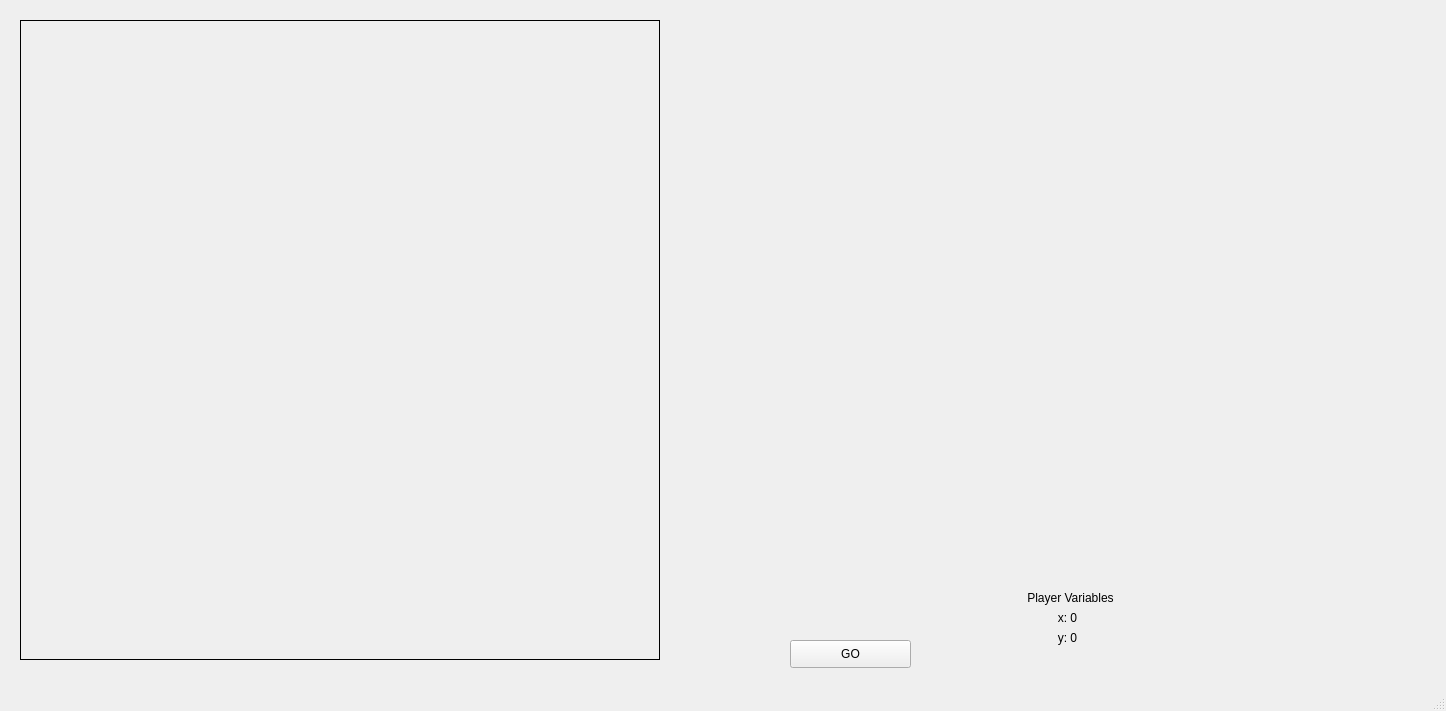
DarkoAdair/Projects, file A9/mainwindow.ui: the form before one commit.
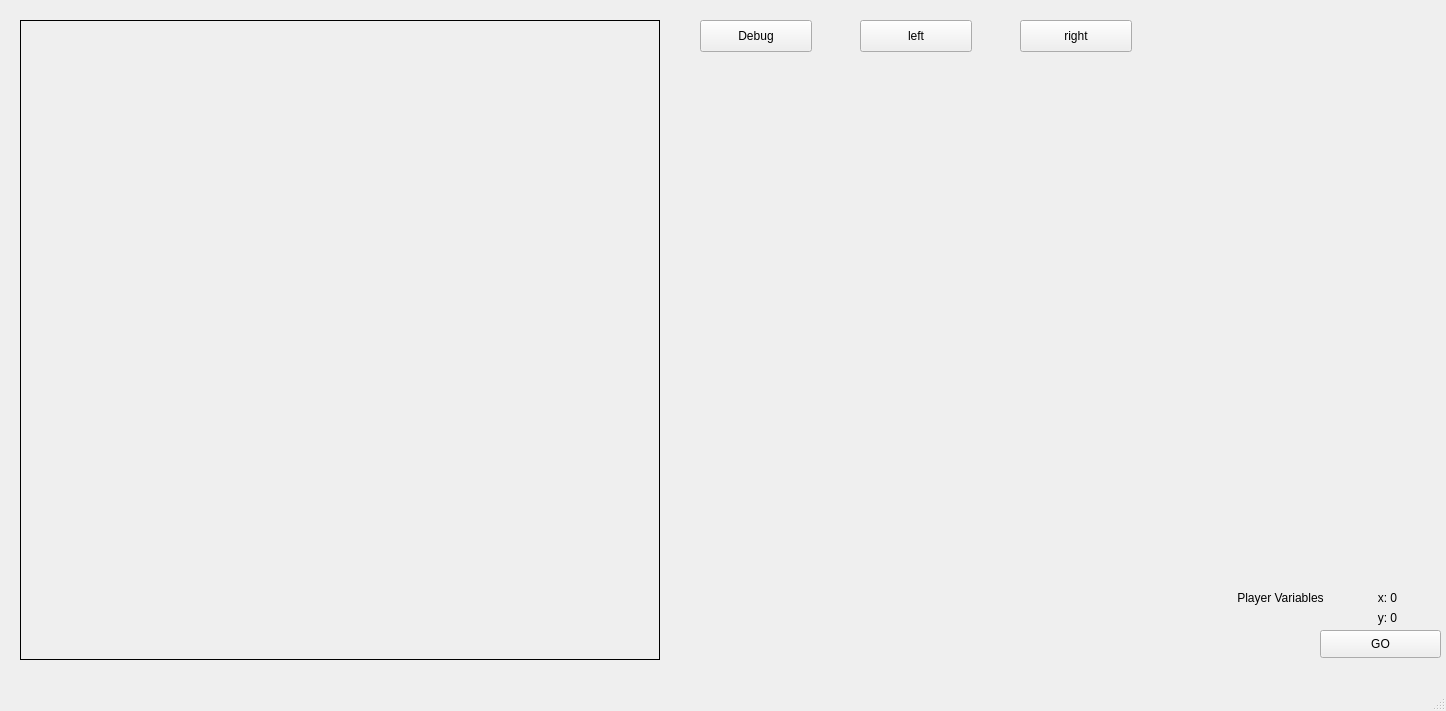
The form after the commit. Icons and pictures are not drawn.

The edit to the form file:
```diff
--- a/A9/mainwindow.ui
+++ b/A9/mainwindow.ui
@@ -39,8 +39,8 @@
    <widget class="QPushButton" name="goButton">
     <property name="geometry">
      <rect>
-      <x>790</x>
-      <y>640</y>
+      <x>1320</x>
+      <y>630</y>
       <width>121</width>
       <height>28</height>
      </rect>
@@ -68,7 +68,7 @@
    <widget class="QLabel" name="variablesLabel">
     <property name="geometry">
      <rect>
-      <x>1010</x>
+      <x>1220</x>
       <y>590</y>
       <width>121</width>
       <height>16</height>
@@ -84,8 +84,8 @@
    <widget class="QLabel" name="xLabel">
     <property name="geometry">
      <rect>
-      <x>1040</x>
-      <y>610</y>
+      <x>1360</x>
+      <y>590</y>
       <width>55</width>
       <height>16</height>
      </rect>
@@ -100,8 +100,8 @@
    <widget class="QLabel" name="yLabel">
     <property name="geometry">
      <rect>
-      <x>1040</x>
-      <y>630</y>
+      <x>1360</x>
+      <y>610</y>
       <width>55</width>
       <height>16</height>
      </rect>
@@ -117,13 +117,52 @@
     <property name="geometry">
      <rect>
       <x>680</x>
-      <y>20</y>
-      <width>751</width>
-      <height>551</height>
+      <y>150</y>
+      <width>741</width>
+      <height>431</height>
      </rect>
     </property>
     <layout class="QVBoxLayout" name="codeEditlLayout"/>
    </widget>
+   <widget class="QPushButton" name="debugButton">
+    <property name="geometry">
+     <rect>
+      <x>700</x>
+      <y>20</y>
+      <width>112</width>
+      <height>32</height>
+     </rect>
+    </property>
+    <property name="text">
+     <string>Debug</string>
+    </property>
+   </widget>
+   <widget class="QPushButton" name="debugLeftButton">
+    <property name="geometry">
+     <rect>
+      <x>860</x>
+      <y>20</y>
+      <width>112</width>
+      <height>32</height>
+     </rect>
+    </property>
+    <property name="text">
+     <string>left</string>
+    </property>
+   </widget>
+   <widget class="QPushButton" name="debugRightButton">
+    <property name="geometry">
+     <rect>
+      <x>1020</x>
+      <y>20</y>
+      <width>112</width>
+      <height>32</height>
+     </rect>
+    </property>
+    <property name="text">
+     <string>right</string>
+    </property>
+   </widget>
    <zorder>goButton</zorder>
    <zorder>playField</zorder>
    <zorder>playerLabel</zorder>
```
Left out of the diff: 3 changed lines with no effect on the pictures.
